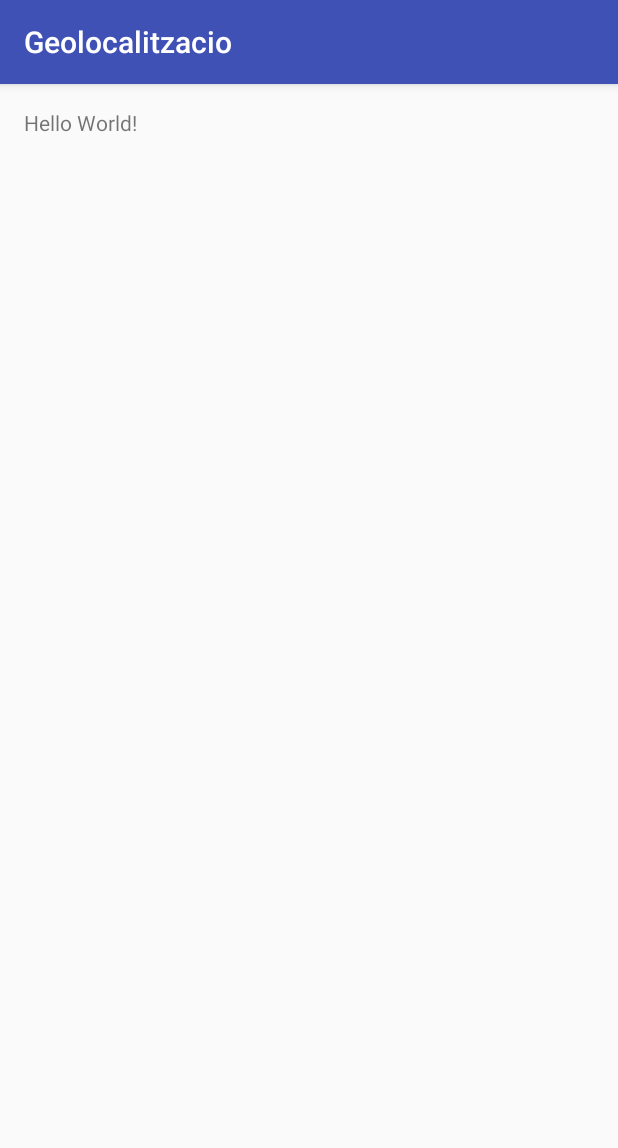
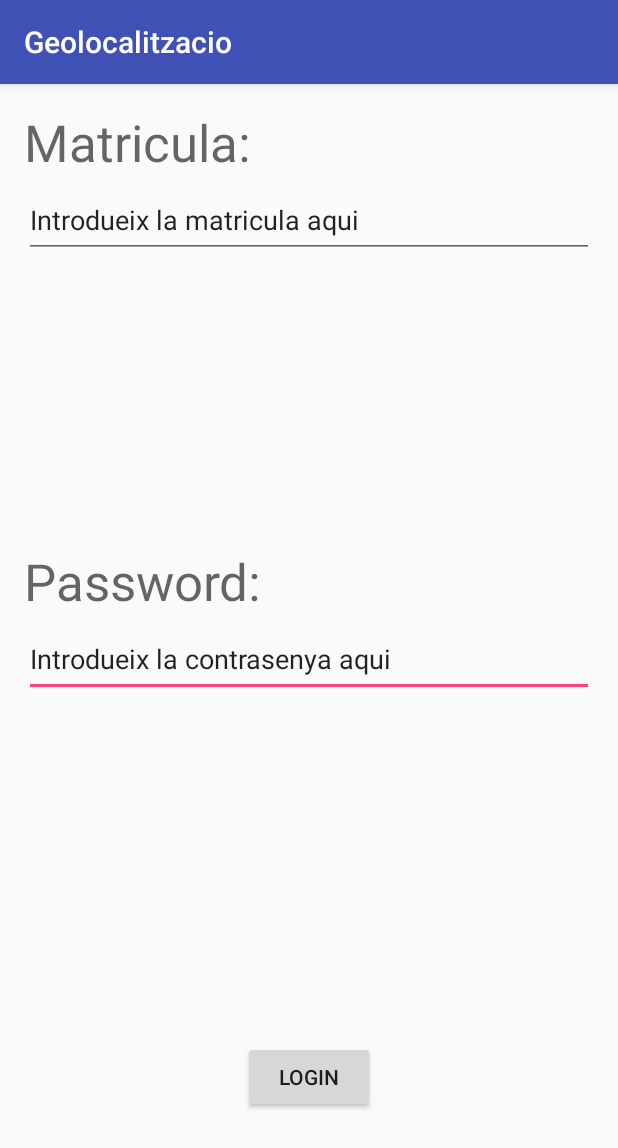
Before and after one commit to biros95/GeolocalitzacioNuevo, an Android app: the screen it shows after launch (MainActivity), on a phone screen of 412 x 824 dp. Shown: the top 1148 px of the screen. Run offline under Robolectric (Android 15) with nearby library versions, the phone set to English and light mode, and no system bars.

Commit message:
Iniciar los editText/Login

```diff
--- a/app/src/main/java/com/example/marcosportatil/geolocalitzacio/MainActivity.java
+++ b/app/src/main/java/com/example/marcosportatil/geolocalitzacio/MainActivity.java
@@ -2,12 +2,25 @@ package com.example.marcosportatil.geolocalitzacio;
 
 import android.support.v7.app.AppCompatActivity;
 import android.os.Bundle;
+import android.view.View;
+import android.widget.Button;
+import android.widget.EditText;
 
-public class MainActivity extends AppCompatActivity {
+public class MainActivity extends AppCompatActivity implements View.OnClickListener {
 
-    @Override
     protected void onCreate(Bundle savedInstanceState) {
         super.onCreate(savedInstanceState);
         setContentView(R.layout.activity_main);
+        EditText matriculaEditText = (EditText) findViewById(R.id.editTextMatricula);
+        EditText passwordEditText = (EditText) findViewById(R.id.editTextPassword);
+
+        Button loginButton = (Button) findViewById(R.id.buttonLogin);
+        loginButton.setOnClickListener(this);
+
+    }
+
+    @Override
+    public void onClick(View view) {
+
     }
 }
--- a/app/src/main/res/layout/activity_main.xml
+++ b/app/src/main/res/layout/activity_main.xml
@@ -11,7 +11,55 @@
     tools:context="com.example.marcosportatil.geolocalitzacio.MainActivity">
 
     <TextView
+        android:text="Matricula:"
+        android:layout_width="match_parent"
+        android:id="@+id/textViewMatricula"
+        android:layout_height="50dp"
+        android:textAppearance="@style/TextAppearance.AppCompat.Display1"
+        android:layout_alignParentTop="true"
+        android:layout_alignParentLeft="true"
+        android:layout_alignParentStart="true" />
+
+    <Button
+        android:text="Login"
         android:layout_width="wrap_content"
         android:layout_height="wrap_content"
-        android:text="Hello World!" />
+        android:layout_marginBottom="66dp"
+        android:id="@+id/buttonLogin"
+        android:textAppearance="@style/TextAppearance.AppCompat.Button"
+        android:layout_alignParentBottom="true"
+        android:layout_centerHorizontal="true" />
+
+    <EditText
+        android:layout_width="match_parent"
+        android:inputType="textPersonName"
+        android:text="Introdueix la contrasenya aqui"
+        android:ems="10"
+        android:layout_centerVertical="true"
+        android:layout_alignParentLeft="true"
+        android:layout_alignParentStart="true"
+        android:id="@+id/editTextPassword"
+        android:layout_height="50dp" />
+
+    <TextView
+        android:text="Password:"
+        android:layout_width="match_parent"
+        android:layout_height="50dp"
+        android:id="@+id/textView4"
+        android:textAppearance="@style/TextAppearance.AppCompat.Display1"
+        android:layout_above="@+id/editTextPassword"
+        android:layout_alignParentLeft="true"
+        android:layout_alignParentStart="true" />
+
+    <EditText
+        android:layout_width="match_parent"
+        android:layout_height="50dp"
+        android:inputType="textPersonName"
+        android:text="Introdueix la matricula aqui"
+        android:ems="10"
+        android:id="@+id/editTextMatricula"
+        android:layout_below="@+id/textViewMatricula"
+        android:layout_alignParentLeft="true"
+        android:layout_alignParentStart="true" />
+
 </RelativeLayout>
--- a/build.gradle
+++ b/build.gradle
@@ -5,7 +5,7 @@ buildscript {
         jcenter()
     }
     dependencies {
-        classpath 'com.android.tools.build:gradle:2.2.0'
+        classpath 'com.android.tools.build:gradle:2.2.3'
 
         // NOTE: Do not place your application dependencies here; they belong
         // in the individual module build.gradle files
```
